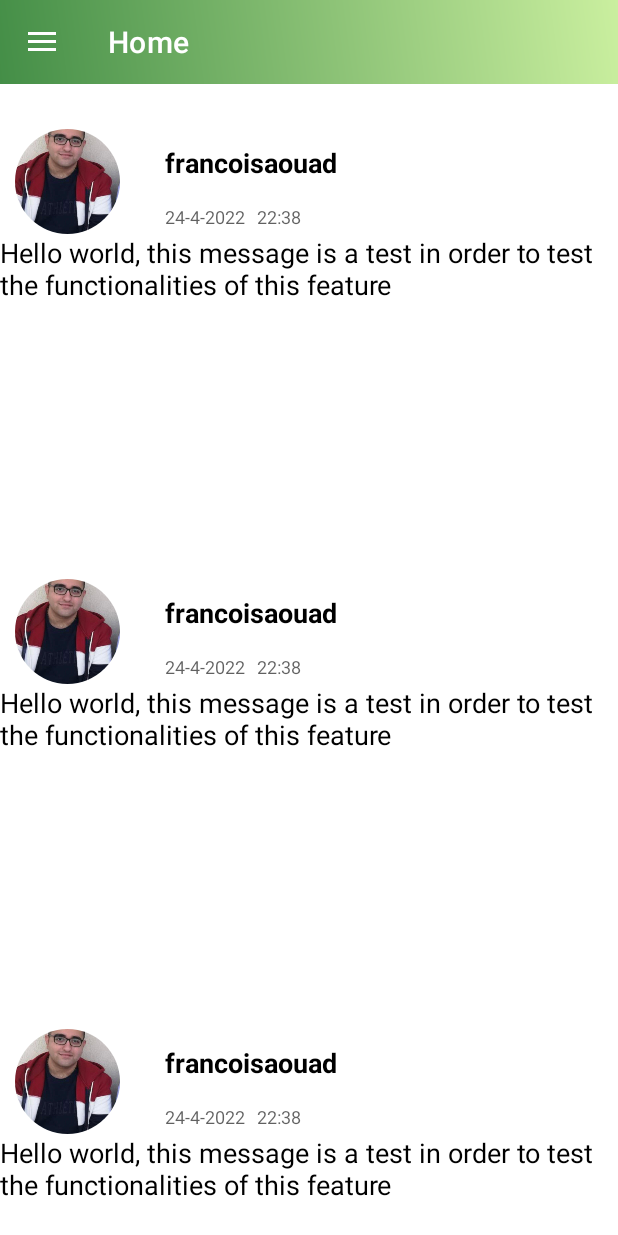
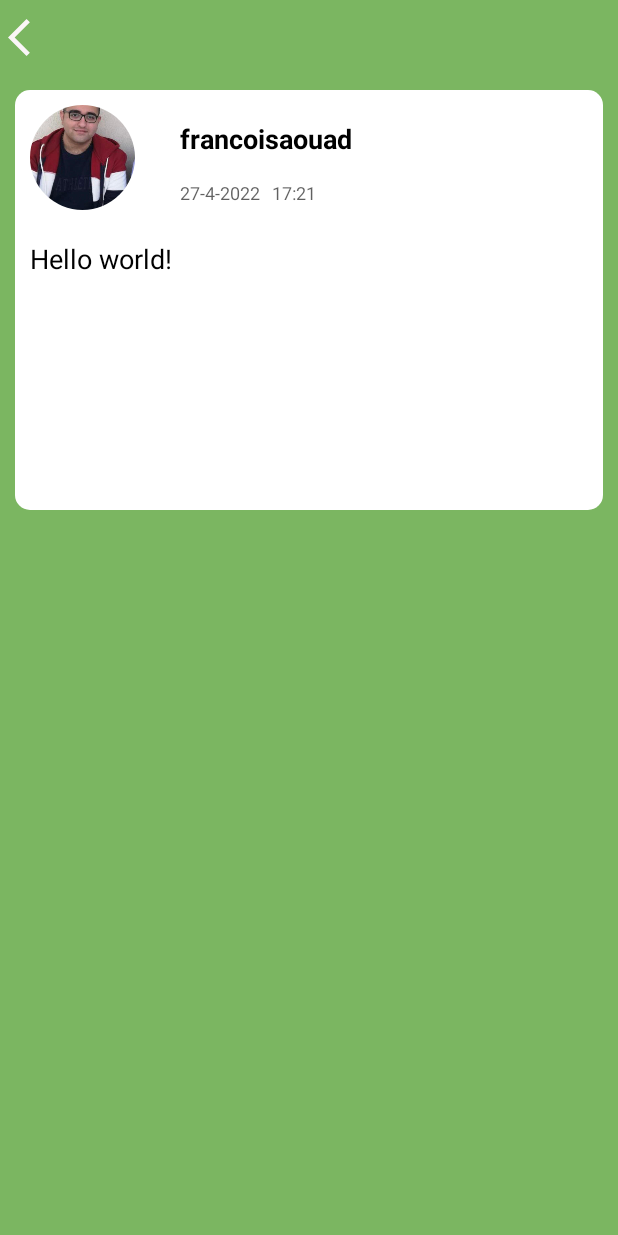
Before and after one commit to FrancoisAouad/Green-Organization-of-Lebanon, an Android app: the screen it shows after launch once a user with an empty profile is signed in (mainActivity before the commit, myPostsActivity after it), after a tap on "My Posts", on a phone screen of 412 x 824 dp. Run offline under Robolectric (Android 15) with nearby library versions, the phone set to English and light mode, and no system bars; our stand-ins replace CircleImageView, Firebase (no records; nobody signed in at launch, a user with empty details on screens opened directly); pictures from the network do not load; 1 other tap on this screen came first.

Commit message:
CSC436 Advanced Programming Project //April 2022

```diff
--- a/app/src/main/java/com/example/csc436/mainActivity.java
+++ b/app/src/main/java/com/example/csc436/mainActivity.java
@@ -247,6 +247,10 @@ recyView.setAdapter(adapter);
                 Intent intent6=new Intent(mainActivity.this, pollsActivity.class);
                 startActivity(intent6);
                 break;
+            case R.id.posts:
+                Intent intent8=new Intent(mainActivity.this, myPostsActivity.class);
+                startActivity(intent8);
+                break;
             case R.id.calendar:
                 Intent intent7=new Intent(mainActivity.this, calendarActivity.class);
                 startActivity(intent7);
--- a/app/src/main/java/com/example/csc436/myPostsActivity.java
+++ b/app/src/main/java/com/example/csc436/myPostsActivity.java
@@ -2,15 +2,27 @@ package com.example.csc436;
 
 import androidx.appcompat.app.AppCompatActivity;
 
+import android.content.Intent;
 import android.os.Bundle;
+import android.view.View;
+import android.widget.Button;
 
 public class myPostsActivity extends AppCompatActivity {
 
+Button myposts_back;
     @Override
     protected void onCreate(Bundle savedInstanceState) {
         super.onCreate(savedInstanceState);
         setContentView(R.layout.activity_my_posts);
+myposts_back=findViewById(R.id.myposts_back);
 
+        myposts_back.setOnClickListener(new View.OnClickListener() {
+            @Override
+            public void onClick(View v) {
+                Intent intent = new Intent(myPostsActivity.this, mainActivity.class);
+                startActivity(intent);
+            }
+        });
 
 
 
--- a/app/src/main/java/com/example/csc436/registerActivity.java
+++ b/app/src/main/java/com/example/csc436/registerActivity.java
@@ -37,6 +37,8 @@ import java.io.IOException;
 import java.util.HashMap;
 import java.util.Map;
 
+import de.hdodenhof.circleimageview.CircleImageView;
+
 public class registerActivity extends AppCompatActivity {
 
     Button back_button, register_button;
@@ -45,7 +47,7 @@ public class registerActivity extends AppCompatActivity {
     ProgressDialog loader;
     FirebaseAuth uAuth;
     DatabaseReference dataRef;
-    ImageView register_userimg;
+    CircleImageView register_userimg;
     Uri resulturi;
 
     @Override
--- a/app/src/main/res/layout/activity_main.xml
+++ b/app/src/main/res/layout/activity_main.xml
@@ -62,7 +62,7 @@
                     android:layout_width="70dp"
                     android:layout_height="70dp"
 
-                    android:src="@drawable/myprofileimg"/>
+                    android:src="@drawable/gallard"/>
                 <LinearLayout
                     android:orientation="vertical"
                     android:layout_width="match_parent"
@@ -70,7 +70,7 @@
                    <TextView
                        android:layout_width="match_parent"
                        android:layout_height="40dp"
-                       android:text="francoisaouad"
+                       android:text="GerritBallard"
                        android:layout_marginLeft="20dp"
                        android:textStyle="bold"
                        android:padding="10dp"
@@ -85,7 +85,7 @@
                             android:padding="10dp"
                             android:textSize="12sp"
                             android:layout_marginLeft="20dp"
-                            android:text="24-4-2022   22:38"
+                            android:text="25-April-2022   10:55"
                             android:textColor="#9E000000" />
 
 
@@ -103,7 +103,9 @@
     android:layout_width="match_parent"
     android:layout_height="210dp"
     android:layout_marginTop="80dp"
-    android:text="Hello world, this message is a test in order to test the functionalities of this feature"
+    android:paddingTop="20dp"
+    android:paddingLeft="10dp"
+    android:text="hopefully everyone can do theur part in order to make the world a better place"
     android:textColor="@color/black"
     android:textSize="18sp"
     />
@@ -130,7 +132,7 @@
                         android:layout_width="70dp"
                         android:layout_height="70dp"
 
-                        android:src="@drawable/myprofileimg"/>
+                        android:src="@drawable/gallard"/>
                     <LinearLayout
                         android:orientation="vertical"
                         android:layout_width="match_parent"
@@ -138,7 +140,7 @@
                         <TextView
                             android:layout_width="match_parent"
                             android:layout_height="40dp"
-                            android:text="francoisaouad"
+                            android:text="GerritBallard"
                             android:layout_marginLeft="20dp"
                             android:textStyle="bold"
                             android:padding="10dp"
@@ -153,7 +155,7 @@
                             android:padding="10dp"
                             android:textSize="12sp"
                             android:layout_marginLeft="20dp"
-                            android:text="24-4-2022   22:38"
+                            android:text="25-April-2022   10:54"
                             android:textColor="#9E000000" />
 
 
@@ -171,7 +173,9 @@
                     android:layout_width="match_parent"
                     android:layout_height="210dp"
                     android:layout_marginTop="80dp"
-                    android:text="Hello world, this message is a test in order to test the functionalities of this feature"
+                    android:paddingTop="20dp"
+                    android:paddingLeft="10dp"
+                    android:text="Today i went with a couple of lads on the beach in order to clean it as much as possible"
                     android:textColor="@color/black"
                     android:textSize="18sp"
                     />
@@ -197,7 +201,7 @@
                         android:layout_width="70dp"
                         android:layout_height="70dp"
 
-                        android:src="@drawable/myprofileimg"/>
+                        android:src="@drawable/jessica"/>
                     <LinearLayout
                         android:orientation="vertical"
                         android:layout_width="match_parent"
@@ -205,7 +209,7 @@
                         <TextView
                             android:layout_width="match_parent"
                             android:layout_height="40dp"
-                            android:text="francoisaouad"
+                            android:text="jessicaB"
                             android:layout_marginLeft="20dp"
                             android:textStyle="bold"
                             android:padding="10dp"
@@ -220,7 +224,7 @@
                             android:padding="10dp"
                             android:textSize="12sp"
                             android:layout_marginLeft="20dp"
-                            android:text="24-4-2022   22:38"
+                            android:text="24-April-2022   13:03"
                             android:textColor="#9E000000" />
 
 
@@ -238,7 +242,9 @@
                     android:layout_width="match_parent"
                     android:layout_height="210dp"
                     android:layout_marginTop="80dp"
-                    android:text="Hello world, this message is a test in order to test the functionalities of this feature"
+                    android:paddingTop="20dp"
+                    android:paddingLeft="20dp"
+                    android:text="Please do not forget to follow us for more update on twitter @GreenOrgLeb"
                     android:textColor="@color/black"
                     android:textSize="18sp"
                     />
@@ -264,7 +270,7 @@
                         android:layout_width="70dp"
                         android:layout_height="70dp"
 
-                        android:src="@drawable/myprofileimg"/>
+                        android:src="@drawable/joe"/>
                     <LinearLayout
                         android:orientation="vertical"
                         android:layout_width="match_parent"
@@ -272,7 +278,7 @@
                         <TextView
                             android:layout_width="match_parent"
                             android:layout_height="40dp"
-                            android:text="francoisaouad"
+                            android:text="carlosmorgan"
                             android:layout_marginLeft="20dp"
                             android:textStyle="bold"
                             android:padding="10dp"
@@ -287,7 +293,7 @@
                             android:padding="10dp"
                             android:textSize="12sp"
                             android:layout_marginLeft="20dp"
-                            android:text="24-4-2022   22:38"
+                            android:text="23-April-2022   16:38"
                             android:textColor="#9E000000" />
 
 
@@ -304,8 +310,10 @@
                 <TextView
                     android:layout_width="match_parent"
                     android:layout_height="210dp"
+                    android:paddingTop="20dp"
+                    android:paddingLeft="10dp"
                     android:layout_marginTop="80dp"
-                    android:text="Hello world, this message is a test in order to test the functionalities of this feature"
+                    android:text="Thankfully we were able to raid a warehouse selling expired food today. The authoroties then pledged to take the people violting health protocols to court."
                     android:textColor="@color/black"
                     android:textSize="18sp"
                     />
@@ -331,7 +339,7 @@
                         android:layout_width="70dp"
                         android:layout_height="70dp"
 
-                        android:src="@drawable/myprofileimg"/>
+                        android:src="@drawable/michael"/>
                     <LinearLayout
                         android:orientation="vertical"
                         android:layout_width="match_parent"
@@ -339,7 +347,7 @@
                         <TextView
                             android:layout_width="match_parent"
                             android:layout_height="40dp"
-                            android:text="francoisaouad"
+                            android:text="michaelYoung1"
                             android:layout_marginLeft="20dp"
                             android:textStyle="bold"
                             android:padding="10dp"
@@ -354,7 +362,7 @@
                             android:padding="10dp"
                             android:textSize="12sp"
                             android:layout_marginLeft="20dp"
-                            android:text="24-4-2022   22:38"
+                            android:text="22-April-2022   12:13"
                             android:textColor="#9E000000" />
 
 
@@ -372,79 +380,15 @@
                     android:layout_width="match_parent"
                     android:layout_height="210dp"
                     android:layout_marginTop="80dp"
-                    android:text="Hello world, this message is a test in order to test the functionalities of this feature"
+                    android:paddingTop="20dp"
+                    android:paddingLeft="10dp"
+                    android:text="I am pleased to announce the completion of our awareness program on the importance of climate change."
                     android:textColor="@color/black"
                     android:textSize="18sp"
                     />
 
             </androidx.cardview.widget.CardView>
-            <androidx.cardview.widget.CardView
-                android:layout_width="match_parent"
-                android:layout_height="280dp"
-                android:layout_marginTop="20dp"
-                android:background="#fff"
-                android:elevation="10dp"
-                app:cardBackgroundColor="#FFFFFF"
-                app:cardCornerRadius="10dp"
-                app:cardElevation="10dp">
-                <LinearLayout
-                    android:orientation="horizontal"
-                    android:layout_width="match_parent"
-                    android:layout_height="80dp"
-                    android:layout_marginLeft="10dp"
-                    android:layout_marginTop="10dp"
-                    android:layout_marginBottom="15dp">
-                    <de.hdodenhof.circleimageview.CircleImageView
-                        android:layout_width="70dp"
-                        android:layout_height="70dp"
 
-                        android:src="@drawable/myprofileimg"/>
-                    <LinearLayout
-                        android:orientation="vertical"
-                        android:layout_width="match_parent"
-                        android:layout_height="match_parent">
-                        <TextView
-                            android:layout_width="match_parent"
-                            android:layout_height="40dp"
-                            android:text="francoisaouad"
-                            android:layout_marginLeft="20dp"
-                            android:textStyle="bold"
-                            android:padding="10dp"
-                            android:textSize="18sp"
-                            android:textColor="@color/black"/>
-
-
-                        <TextView
-
-                            android:layout_width="match_parent"
-                            android:layout_height="40dp"
-                            android:padding="10dp"
-                            android:textSize="12sp"
-                            android:layout_marginLeft="20dp"
-                            android:text="24-4-2022   22:38"
-                            android:textColor="#9E000000" />
-
-
-
-
-
-
-
-                    </LinearLayout>
-
-
-                </LinearLayout>
-
-                <TextView
-                    android:layout_width="match_parent"
-                    android:layout_height="210dp"
-                    android:layout_marginTop="80dp"
-                    android:text="Hello world, this message is a test in order to test the functionalities of this feature"
-                    android:textColor="@color/black"
-                    android:textSize="18sp"
-                    />
-
-            </androidx.cardview.widget.CardView>
         </LinearLayout>
 
 
--- a/app/src/main/res/layout/activity_my_posts.xml
+++ b/app/src/main/res/layout/activity_my_posts.xml
@@ -1,9 +1,103 @@
 <?xml version="1.0" encoding="utf-8"?>
-<androidx.constraintlayout.widget.ConstraintLayout xmlns:android="http://schemas.android.com/apk/res/android"
+<ScrollView xmlns:android="http://schemas.android.com/apk/res/android"
     xmlns:app="http://schemas.android.com/apk/res-auto"
     xmlns:tools="http://schemas.android.com/tools"
     android:layout_width="match_parent"
     android:layout_height="match_parent"
+    android:background="#7bb661"
     tools:context=".myPostsActivity">
 
-</androidx.constraintlayout.widget.ConstraintLayout>
+    <LinearLayout
+        android:layout_width="match_parent"
+        android:layout_height="match_parent"
+        android:orientation="vertical"
+
+
+        >
+        <Button
+            android:id="@+id/myposts_back"
+            android:layout_width="30dp"
+            android:layout_height="30dp"
+            android:layout_marginTop="10dp"
+            android:background="@drawable/ic_baseline_arrow_back_ios_24"
+
+            android:layout_marginLeft="5dp"
+            app:backgroundTint="#FAF6F7"
+            />
+
+    <androidx.cardview.widget.CardView
+        android:layout_width="match_parent"
+        android:layout_height="280dp"
+        android:layout_marginTop="20dp"
+        android:background="#fff"
+        android:elevation="10dp"
+        android:layout_marginLeft="10dp"
+        app:cardBackgroundColor="#FFFFFF"
+        android:layout_marginRight="10dp"
+        app:cardCornerRadius="10dp"
+        app:cardElevation="10dp">
+        <LinearLayout
+            android:orientation="horizontal"
+            android:layout_width="match_parent"
+            android:layout_height="80dp"
+            android:layout_marginLeft="10dp"
+            android:layout_marginTop="10dp"
+            android:layout_marginBottom="15dp">
+            <de.hdodenhof.circleimageview.CircleImageView
+                android:layout_width="70dp"
+                android:layout_height="70dp"
+
+                android:src="@drawable/myprofileimg"/>
+            <LinearLayout
+                android:orientation="vertical"
+                android:layout_width="match_parent"
+                android:layout_height="match_parent">
+                <TextView
+                    android:layout_width="match_parent"
+                    android:layout_height="40dp"
+                    android:text="francoisaouad"
+                    android:layout_marginLeft="20dp"
+                    android:textStyle="bold"
+                    android:padding="10dp"
+                    android:textSize="18sp"
+                    android:textColor="@color/black"/>
+
+
+                <TextView
+
+                    android:layout_width="match_parent"
+                    android:layout_height="40dp"
+                    android:padding="10dp"
+                    android:textSize="12sp"
+                    android:layout_marginLeft="20dp"
+                    android:text="27-4-2022   17:21"
+                    android:textColor="#9E000000" />
+
+
+
+
+
+
+
+            </LinearLayout>
+
+
+        </LinearLayout>
+
+        <TextView
+            android:layout_width="match_parent"
+            android:layout_height="210dp"
+            android:layout_marginTop="80dp"
+            android:paddingTop="20dp"
+            android:paddingLeft="10dp"
+            android:text="Hello world!"
+            android:textColor="@color/black"
+            android:textSize="18sp"
+            />
+
+    </androidx.cardview.widget.CardView>
+
+    </LinearLayout>
+
+
+</ScrollView>
--- a/app/src/main/res/layout/activity_register.xml
+++ b/app/src/main/res/layout/activity_register.xml
@@ -79,7 +79,7 @@
                 android:layout_marginTop="10dp"
                 android:layout_marginBottom="20dp"
                 android:orientation="vertical">
-                <ImageView
+                <de.hdodenhof.circleimageview.CircleImageView
                     android:id="@+id/register_userimg"
                     android:layout_width="130dp"
                     android:layout_height="130dp"
```
Also changed, not shown: app/src/main/res/layout/activity_profile.xml (+4 -4 lines), app/src/main/res/drawable/gallard.jpg (added), app/src/main/res/drawable/jessica.png (added), app/src/main/res/drawable/joe.jpg (added), app/src/main/res/drawable/michael.png (added).
